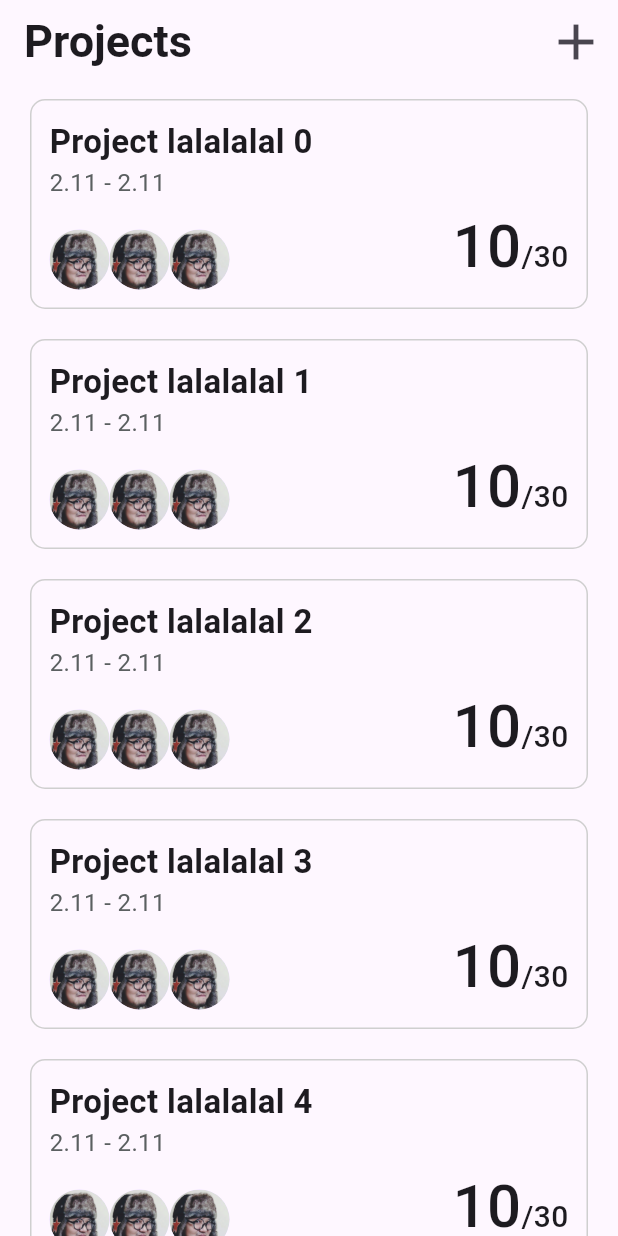
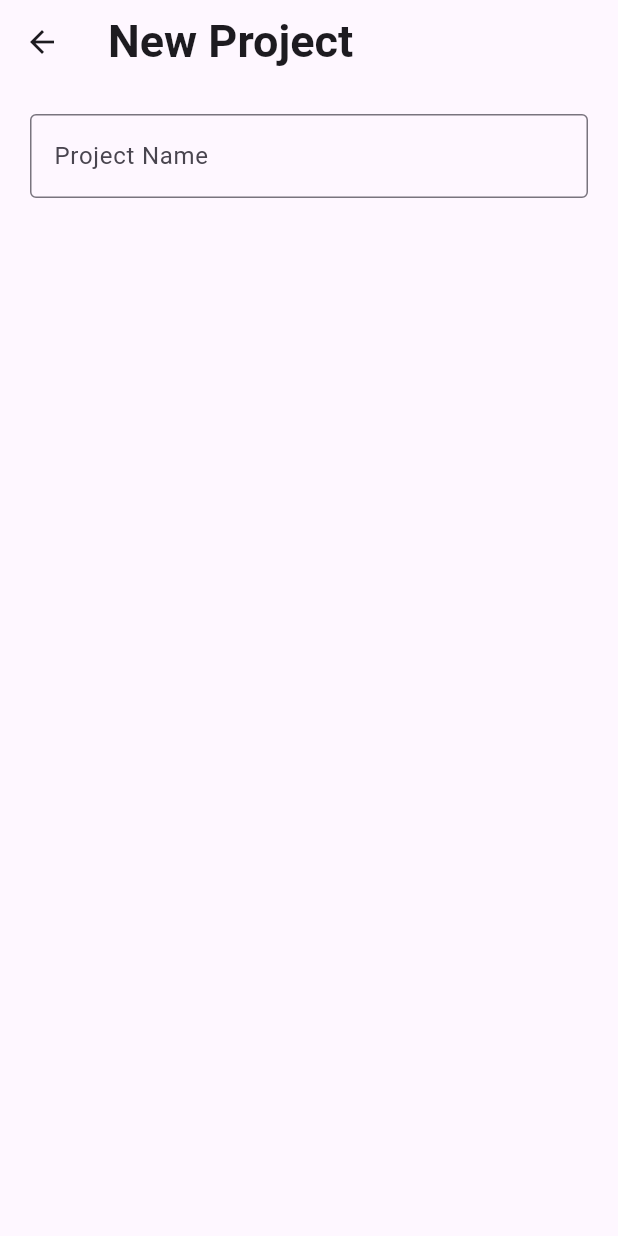
Before and after one commit to Mou2xie/taskSpark, a Flutter app: the screen it shows after launch, after a tap on the "add" icon, on a phone screen of 412 x 824 dp. Run offline on Flutter 3.47's test engine with Material 3 defaults, Android fonts, the phone set to English and light mode, and no system bars.

Commit message:
new project working on

```diff
--- a/lib/components/ProjectItem.dart
+++ b/lib/components/ProjectItem.dart
@@ -8,7 +8,11 @@ class ProjectItem extends StatelessWidget {
 
   @override
   Widget build(BuildContext context) {
-    return Container(
+    return GestureDetector(
+        onTap: () {
+          // jump to project detail page, undone
+        },
+        child: Container(
           decoration: BoxDecoration(
             border: Border.all(color: Color(0xffCFCFCF)),
             borderRadius: BorderRadius.circular(10),
@@ -23,7 +27,8 @@ class ProjectItem extends StatelessWidget {
                 crossAxisAlignment: CrossAxisAlignment.start,
                 children: [
                   Text(project.projectName,
-                  style: TextStyle(fontSize: 22, fontWeight: FontWeight.bold)),
+                      style:
+                          TextStyle(fontSize: 22, fontWeight: FontWeight.bold)),
                   Text(
                       "${project.startDate.month}.${project.startDate.day} - ${project.endDate.month}.${project.endDate.day}",
                       style: TextStyle(fontSize: 16, color: Color(0xff5B6061))),
@@ -31,8 +36,9 @@ class ProjectItem extends StatelessWidget {
                     child: Align(
                         alignment: Alignment.bottomLeft,
                         child: Row(
-                      children:
-                          project.members.map((item) => item.avatar).toList(),
+                          children: project.members
+                              .map((item) => item.avatar)
+                              .toList(),
                         )),
                   )
                 ],
@@ -47,17 +53,19 @@ class ProjectItem extends StatelessWidget {
                   children: [
                     Text(
                       "10",
-                  style: TextStyle(fontSize: 40, fontWeight: FontWeight.w500),
+                      style:
+                          TextStyle(fontSize: 40, fontWeight: FontWeight.w500),
                     ),
                     Text(
                       "/30",
-                  style: TextStyle(fontSize: 20, fontWeight: FontWeight.w500),
+                      style:
+                          TextStyle(fontSize: 20, fontWeight: FontWeight.w500),
                     )
                   ],
                 ),
               ))
             ],
           ),
-    );
+        ));
   }
 }
--- a/lib/route/createProject.dart
+++ b/lib/route/createProject.dart
@@ -0,0 +1,34 @@
+import 'package:flutter/material.dart';
+
+void main() {
+  runApp(CreateProject());
+}
+
+class CreateProject extends StatelessWidget {
+  @override
+  Widget build(BuildContext context) {
+    return Scaffold(
+        appBar: AppBar(
+          title: Text(
+            'New Project',
+            style: TextStyle(fontSize: 30, fontWeight: FontWeight.bold),
+          ),
+        ),
+        body: Container(
+          margin: EdgeInsets.symmetric(vertical: 10, horizontal: 20),
+          child: Column(
+            children: [
+              Padding(
+                padding: EdgeInsets.symmetric(vertical: 10),
+                child: TextFormField(
+                  decoration: InputDecoration(
+                    labelText: 'Project Name',
+                    border: OutlineInputBorder(),
+                  ),
+                ),
+              ),
+            ],
+          ),
+        ));
+  }
+}
--- a/lib/route/projectList.dart
+++ b/lib/route/projectList.dart
@@ -1,6 +1,7 @@
 import 'package:flutter/material.dart';
 import 'package:project_manager/components/ProjectItem.dart';
 import 'package:project_manager/models/ProjectModel.dart';
+import 'createProject.dart';
 
 void main(List<String> args) {
   runApp(ProjectList());
@@ -28,7 +29,7 @@ class ProjectList extends StatelessWidget {
             IconButton(
               icon: Icon(Icons.add, size: 40),
               onPressed: () {
-                // jump to create peorject page, undone
+                Navigator.push(context, MaterialPageRoute(builder: (context)=>CreateProject()));
               },
             ),
           ],
```
Lines whose indentation alone changed are shown as unchanged.
